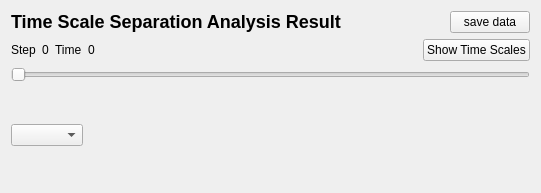
First picture: the form in copasi/UI/CQTSSAResultSubWidget.ui, repository copasi/COPASI, before the edit.
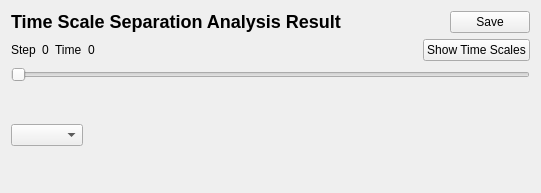
Second picture: the form after the edit. Custom widgets are drawn as their Qt base class.

Commit message: - issue 2468: display both time scales and tables  - ensure focus is on the slider  - remove unneeded code

```diff
--- a/copasi/UI/CQTSSAResultSubWidget.ui
+++ b/copasi/UI/CQTSSAResultSubWidget.ui
@@ -79,7 +79,7 @@
         </sizepolicy>
        </property>
        <property name="text">
-        <string>save data</string>
+        <string>Save</string>
        </property>
       </widget>
      </item>
```
Left out of the diff: 11 changed lines with no effect on the pictures. The commit also changes 4 other files.
